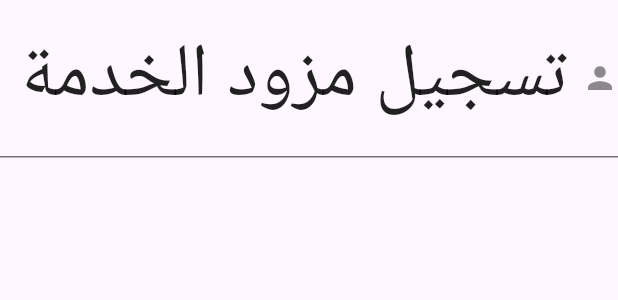
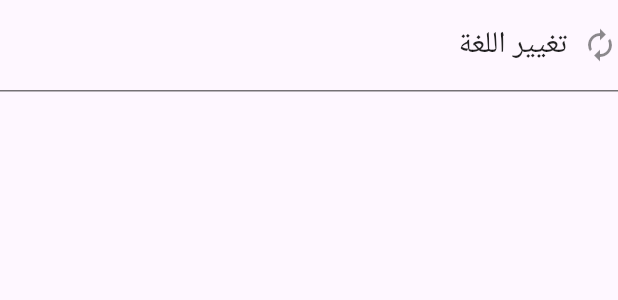
Before and after one commit to OmarWagih95/mmc, a Flutter app: the SettingsListItem widget shown alone on an empty page, opened directly, on a phone screen of 412 x 824 dp. Shown: the top 300 px of the screen. Run offline on Flutter 3.47's test engine with Material 3 defaults, Android fonts, the light colour scheme and no system bars; our stand-ins replace equatable, firebase_core, flutter_bloc; accounts and stored records are empty.

Commit message:
1st commit

```diff
--- a/lib/views/navpages/SettingsPage.dart
+++ b/lib/views/navpages/SettingsPage.dart
@@ -16,11 +16,11 @@ class SettingsPage extends StatelessWidget {
         ),
         body: SingleChildScrollView(child: Column(
           children: [
-              SettingsListItem(Icons.person, 'تسجيل مزود الخدمة'),
-            SettingsListItem(Icons.person, 'تسجيل مزود الخدمة'),
-            SettingsListItem(Icons.person, 'تسجيل مزود الخدمة'),
-            SettingsListItem(Icons.person, 'تسجيل مزود الخدمة'),
-            SettingsListItem(Icons.person, 'تسجيل مزود الخدمة'),
+              SettingsListItem(Icons.autorenew, 'تغيير اللغة'),
+            SettingsListItem(Icons.email, 'راسلنا'),
+            SettingsListItem(Icons.share, 'مشاركة التطبيق'),
+            SettingsListItem(Icons.info, 'من نحن'),
+            SettingsListItem(Icons.person, 'تسجيل مستخدم'),
           ],
         )),
       ),
--- a/lib/widgets/SettingsListItem.dart
+++ b/lib/widgets/SettingsListItem.dart
@@ -19,7 +19,7 @@ SettingsListItem(this.iconData,this.title);
             child: Row(
               textDirection: TextDirection.rtl,
               children: [Icon(iconData,color: Colors.black45,),SizedBox(width: 10,),Text(title,
-                style: TextStyle(fontSize: 50,color:Colors.black87),)],),
+                style: TextStyle(fontSize: 20,color:Colors.black87),)],),
             //testtesttest
           ),
         ),
```
